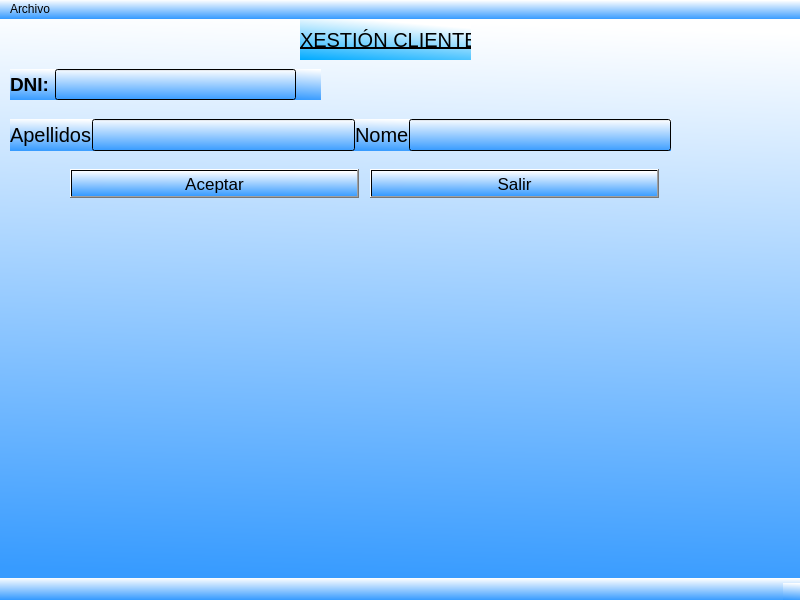
solglez/gonzalezescolar, file prueba.ui: the form before one commit.
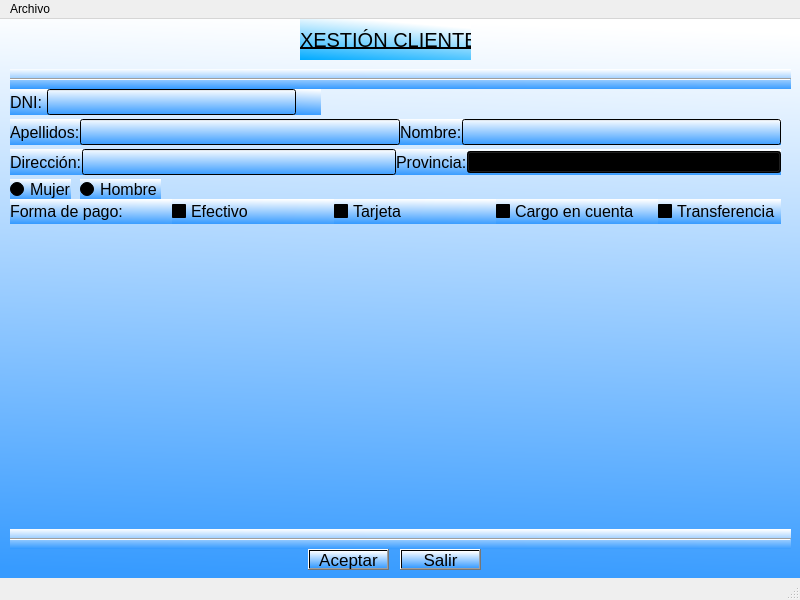
The form after the commit.

Commit message: Radio Buttons y Check Boxes

Diff of the .ui file:
```diff
--- a/prueba.ui
+++ b/prueba.ui
@@ -26,87 +26,37 @@
    <string>IMPORT - EXPORT TEIS</string>
   </property>
   <property name="styleSheet">
-   <string notr="true">background-color: qlineargradient(spread:pad, x1:0.414, y1:1, x2:0.46, y2:0, stop:0 rgba(55, 155, 255, 255), stop:1 rgba(255, 255, 255, 255));</string>
+   <string notr="true"/>
   </property>
   <widget class="QWidget" name="centralwidget">
-   <widget class="QWidget" name="horizontalLayoutWidget">
-    <property name="geometry">
-     <rect>
-      <x>10</x>
-      <y>50</y>
-      <width>311</width>
-      <height>31</height>
-     </rect>
-    </property>
-    <layout class="QHBoxLayout" name="horizontalLayout">
-     <property name="spacing">
-      <number>0</number>
-     </property>
-     <item>
-      <widget class="QLabel" name="lblDNI">
-       <property name="font">
-        <font>
-         <pointsize>14</pointsize>
-         <weight>75</weight>
-         <bold>true</bold>
-        </font>
-       </property>
-       <property name="text">
-        <string>DNI: </string>
-       </property>
-      </widget>
-     </item>
-     <item>
-      <widget class="QLineEdit" name="txtDNI">
-       <property name="font">
-        <font>
-         <pointsize>14</pointsize>
-        </font>
-       </property>
-      </widget>
-     </item>
-     <item>
-      <widget class="QLabel" name="lblValidoDNI">
-       <property name="minimumSize">
-        <size>
-         <width>25</width>
-         <height>0</height>
-        </size>
-       </property>
-       <property name="font">
-        <font>
-         <pointsize>14</pointsize>
-        </font>
-       </property>
-       <property name="text">
-        <string/>
-       </property>
-      </widget>
-     </item>
-    </layout>
-   </widget>
+   <property name="styleSheet">
+    <string notr="true"> QWidget{background-color: qlineargradient(spread:pad, x1:0.414, y1:1, x2:0.46, y2:0, stop:0 rgba(55, 155, 255, 255), stop:1 rgba(255, 255, 255, 255));} </string>
+   </property>
    <widget class="QWidget" name="horizontalLayoutWidget_2">
     <property name="geometry">
      <rect>
       <x>10</x>
       <y>100</y>
-      <width>661</width>
-      <height>32</height>
+      <width>771</width>
+      <height>26</height>
      </rect>
     </property>
     <layout class="QHBoxLayout" name="horizontalLayout_2">
      <property name="spacing">
       <number>0</number>
      </property>
+     <property name="sizeConstraint">
+      <enum>QLayout::SetNoConstraint</enum>
+     </property>
      <item>
       <widget class="QLabel" name="lblApel">
        <property name="font">
         <font>
-         <pointsize>15</pointsize>
+         <pointsize>12</pointsize>
         </font>
        </property>
        <property name="text">
-        <string>Apellidos</string>
+        <string>Apellidos:</string>
        </property>
       </widget>
      </item>
@@ -114,7 +64,7 @@
       <widget class="QLineEdit" name="txtApel">
        <property name="font">
         <font>
-         <pointsize>15</pointsize>
+         <pointsize>11</pointsize>
         </font>
        </property>
       </widget>
@@ -123,11 +73,11 @@
       <widget class="QLabel" name="lblNome">
        <property name="font">
         <font>
-         <pointsize>15</pointsize>
+         <pointsize>12</pointsize>
         </font>
        </property>
        <property name="text">
-        <string>Nome</string>
+        <string>Nombre:</string>
        </property>
       </widget>
      </item>
@@ -135,7 +85,7 @@
       <widget class="QLineEdit" name="txtNome">
        <property name="font">
         <font>
-         <pointsize>15</pointsize>
+         <pointsize>11</pointsize>
         </font>
        </property>
       </widget>
@@ -145,12 +95,202 @@
    <widget class="QPushButton" name="btnAceptar">
     <property name="geometry">
      <rect>
-      <x>70</x>
-      <y>150</y>
-      <width>289</width>
-      <height>29</height>
+      <x>308</x>
+      <y>530</y>
+      <width>81</width>
+      <height>21</height>
      </rect>
     </property>
+    <property name="palette">
+     <palette>
+      <active>
+       <colorrole role="Button">
+        <brush brushstyle="LinearGradientPattern">
+         <gradient startx="0.414000000000000" starty="1.000000000000000" endx="0.460000000000000" endy="0.000000000000000" type="LinearGradient" spread="PadSpread" coordinatemode="ObjectBoundingMode">
+          <gradientstop position="0.000000000000000">
+           <color alpha="255">
+            <red>55</red>
+            <green>155</green>
+            <blue>255</blue>
+           </color>
+          </gradientstop>
+          <gradientstop position="1.000000000000000">
+           <color alpha="255">
+            <red>255</red>
+            <green>255</green>
+            <blue>255</blue>
+           </color>
+          </gradientstop>
+         </gradient>
+        </brush>
+       </colorrole>
+       <colorrole role="Base">
+        <brush brushstyle="LinearGradientPattern">
+         <gradient startx="0.414000000000000" starty="1.000000000000000" endx="0.460000000000000" endy="0.000000000000000" type="LinearGradient" spread="PadSpread" coordinatemode="ObjectBoundingMode">
+          <gradientstop position="0.000000000000000">
+           <color alpha="255">
+            <red>55</red>
+            <green>155</green>
+            <blue>255</blue>
+           </color>
+          </gradientstop>
+          <gradientstop position="1.000000000000000">
+           <color alpha="255">
+            <red>255</red>
+            <green>255</green>
+            <blue>255</blue>
+           </color>
+          </gradientstop>
+         </gradient>
+        </brush>
+       </colorrole>
+       <colorrole role="Window">
+        <brush brushstyle="LinearGradientPattern">
+         <gradient startx="0.414000000000000" starty="1.000000000000000" endx="0.460000000000000" endy="0.000000000000000" type="LinearGradient" spread="PadSpread" coordinatemode="ObjectBoundingMode">
+          <gradientstop position="0.000000000000000">
+           <color alpha="255">
+            <red>55</red>
+            <green>155</green>
+            <blue>255</blue>
+           </color>
+          </gradientstop>
+          <gradientstop position="1.000000000000000">
+           <color alpha="255">
+            <red>255</red>
+            <green>255</green>
+            <blue>255</blue>
+           </color>
+          </gradientstop>
+         </gradient>
+        </brush>
+       </colorrole>
+      </active>
+      <inactive>
+       <colorrole role="Button">
+        <brush brushstyle="LinearGradientPattern">
+         <gradient startx="0.414000000000000" starty="1.000000000000000" endx="0.460000000000000" endy="0.000000000000000" type="LinearGradient" spread="PadSpread" coordinatemode="ObjectBoundingMode">
+          <gradientstop position="0.000000000000000">
+           <color alpha="255">
+            <red>55</red>
+            <green>155</green>
+            <blue>255</blue>
+           </color>
+          </gradientstop>
+          <gradientstop position="1.000000000000000">
+           <color alpha="255">
+            <red>255</red>
+            <green>255</green>
+            <blue>255</blue>
+           </color>
+          </gradientstop>
+         </gradient>
+        </brush>
+       </colorrole>
+       <colorrole role="Base">
+        <brush brushstyle="LinearGradientPattern">
+         <gradient startx="0.414000000000000" starty="1.000000000000000" endx="0.460000000000000" endy="0.000000000000000" type="LinearGradient" spread="PadSpread" coordinatemode="ObjectBoundingMode">
+          <gradientstop position="0.000000000000000">
+           <color alpha="255">
+            <red>55</red>
+            <green>155</green>
+            <blue>255</blue>
+           </color>
+          </gradientstop>
+          <gradientstop position="1.000000000000000">
+           <color alpha="255">
+            <red>255</red>
+            <green>255</green>
+            <blue>255</blue>
+           </color>
+          </gradientstop>
+         </gradient>
+        </brush>
+       </colorrole>
+       <colorrole role="Window">
+        <brush brushstyle="LinearGradientPattern">
+         <gradient startx="0.414000000000000" starty="1.000000000000000" endx="0.460000000000000" endy="0.000000000000000" type="LinearGradient" spread="PadSpread" coordinatemode="ObjectBoundingMode">
+          <gradientstop position="0.000000000000000">
+           <color alpha="255">
+            <red>55</red>
+            <green>155</green>
+            <blue>255</blue>
+           </color>
+          </gradientstop>
+          <gradientstop position="1.000000000000000">
+           <color alpha="255">
+            <red>255</red>
+            <green>255</green>
+            <blue>255</blue>
+           </color>
+          </gradientstop>
+         </gradient>
+        </brush>
+       </colorrole>
+      </inactive>
+      <disabled>
+       <colorrole role="Button">
+        <brush brushstyle="LinearGradientPattern">
+         <gradient startx="0.414000000000000" starty="1.000000000000000" endx="0.460000000000000" endy="0.000000000000000" type="LinearGradient" spread="PadSpread" coordinatemode="ObjectBoundingMode">
+          <gradientstop position="0.000000000000000">
+           <color alpha="255">
+            <red>55</red>
+            <green>155</green>
+            <blue>255</blue>
+           </color>
+          </gradientstop>
+          <gradientstop position="1.000000000000000">
+           <color alpha="255">
+            <red>255</red>
+            <green>255</green>
+            <blue>255</blue>
+           </color>
+          </gradientstop>
+         </gradient>
+        </brush>
+       </colorrole>
+       <colorrole role="Base">
+        <brush brushstyle="LinearGradientPattern">
+         <gradient startx="0.414000000000000" starty="1.000000000000000" endx="0.460000000000000" endy="0.000000000000000" type="LinearGradient" spread="PadSpread" coordinatemode="ObjectBoundingMode">
+          <gradientstop position="0.000000000000000">
+           <color alpha="255">
+            <red>55</red>
+            <green>155</green>
+            <blue>255</blue>
+           </color>
+          </gradientstop>
+          <gradientstop position="1.000000000000000">
+           <color alpha="255">
+            <red>255</red>
+            <green>255</green>
+            <blue>255</blue>
+           </color>
+          </gradientstop>
+         </gradient>
+        </brush>
+       </colorrole>
+       <colorrole role="Window">
+        <brush brushstyle="LinearGradientPattern">
+         <gradient startx="0.414000000000000" starty="1.000000000000000" endx="0.460000000000000" endy="0.000000000000000" type="LinearGradient" spread="PadSpread" coordinatemode="ObjectBoundingMode">
+          <gradientstop position="0.000000000000000">
+           <color alpha="255">
+            <red>55</red>
+            <green>155</green>
+            <blue>255</blue>
+           </color>
+          </gradientstop>
+          <gradientstop position="1.000000000000000">
+           <color alpha="255">
+            <red>255</red>
+            <green>255</green>
+            <blue>255</blue>
+           </color>
+          </gradientstop>
+         </gradient>
+        </brush>
+       </colorrole>
+      </disabled>
+     </palette>
+    </property>
     <property name="font">
      <font>
       <pointsize>13</pointsize>
@@ -163,10 +303,10 @@
    <widget class="QPushButton" name="btnSalir">
     <property name="geometry">
      <rect>
-      <x>370</x>
-      <y>150</y>
-      <width>289</width>
-      <height>29</height>
+      <x>400</x>
+      <y>530</y>
+      <width>81</width>
+      <height>21</height>
      </rect>
     </property>
     <property name="font">
@@ -200,6 +340,347 @@
      <string>XESTIÓN CLIENTES</string>
     </property>
    </widget>
+   <widget class="QWidget" name="horizontalLayoutWidget">
+    <property name="geometry">
+     <rect>
+      <x>10</x>
+      <y>70</y>
+      <width>311</width>
+      <height>26</height>
+     </rect>
+    </property>
+    <layout class="QHBoxLayout" name="horizontalLayout">
+     <property name="spacing">
+      <number>0</number>
+     </property>
+     <property name="sizeConstraint">
+      <enum>QLayout::SetNoConstraint</enum>
+     </property>
+     <item>
+      <widget class="QLabel" name="lblDNI">
+       <property name="font">
+        <font>
+         <pointsize>12</pointsize>
+         <weight>50</weight>
+         <bold>false</bold>
+        </font>
+       </property>
+       <property name="text">
+        <string>DNI: </string>
+       </property>
+      </widget>
+     </item>
+     <item>
+      <widget class="QLineEdit" name="txtDNI">
+       <property name="font">
+        <font>
+         <pointsize>11</pointsize>
+        </font>
+       </property>
+      </widget>
+     </item>
+     <item>
+      <widget class="QLabel" name="lblValidoDNI">
+       <property name="minimumSize">
+        <size>
+         <width>25</width>
+         <height>0</height>
+        </size>
+       </property>
+       <property name="font">
+        <font>
+         <pointsize>14</pointsize>
+        </font>
+       </property>
+       <property name="text">
+        <string/>
+       </property>
+      </widget>
+     </item>
+    </layout>
+   </widget>
+   <widget class="QWidget" name="horizontalLayoutWidget_3">
+    <property name="geometry">
+     <rect>
+      <x>10</x>
+      <y>130</y>
+      <width>771</width>
+      <height>26</height>
+     </rect>
+    </property>
+    <layout class="QHBoxLayout" name="horizontalLayout_3">
+     <property name="spacing">
+      <number>0</number>
+     </property>
+     <property name="sizeConstraint">
+      <enum>QLayout::SetNoConstraint</enum>
+     </property>
+     <item>
+      <widget class="QLabel" name="lblDir">
+       <property name="font">
+        <font>
+         <pointsize>12</pointsize>
+        </font>
+       </property>
+       <property name="text">
+        <string>Dirección:</string>
+       </property>
+      </widget>
+     </item>
+     <item>
+      <widget class="QLineEdit" name="txtDir">
+       <property name="font">
+        <font>
+         <pointsize>11</pointsize>
+        </font>
+       </property>
+      </widget>
+     </item>
+     <item>
+      <widget class="QLabel" name="lblPro">
+       <property name="sizePolicy">
+        <sizepolicy hsizetype="Preferred" vsizetype="Preferred">
+         <horstretch>0</horstretch>
+         <verstretch>0</verstretch>
+        </sizepolicy>
+       </property>
+       <property name="font">
+        <font>
+         <pointsize>12</pointsize>
+        </font>
+       </property>
+       <property name="text">
+        <string>Provincia:</string>
+       </property>
+      </widget>
+     </item>
+     <item>
+      <widget class="QComboBox" name="cmbPro">
+       <property name="sizePolicy">
+        <sizepolicy hsizetype="Expanding" vsizetype="Fixed">
+         <horstretch>0</horstretch>
+         <verstretch>0</verstretch>
+        </sizepolicy>
+       </property>
+      </widget>
+     </item>
+    </layout>
+   </widget>
+   <widget class="Line" name="line">
+    <property name="geometry">
+     <rect>
+      <x>10</x>
+      <y>510</y>
+      <width>781</width>
+      <height>20</height>
+     </rect>
+    </property>
+    <property name="autoFillBackground">
+     <bool>false</bool>
+    </property>
+    <property name="orientation">
+     <enum>Qt::Horizontal</enum>
+    </property>
+   </widget>
+   <widget class="QRadioButton" name="rbtFem">
+    <property name="geometry">
+     <rect>
+      <x>10</x>
+      <y>160</y>
+      <width>61</width>
+      <height>21</height>
+     </rect>
+    </property>
+    <property name="font">
+     <font>
+      <pointsize>12</pointsize>
+     </font>
+    </property>
+    <property name="text">
+     <string>Mujer</string>
+    </property>
+    <attribute name="buttonGroup">
+     <string notr="true">rbtGroupSex</string>
+    </attribute>
+   </widget>
+   <widget class="QRadioButton" name="rbtHom">
+    <property name="geometry">
+     <rect>
+      <x>80</x>
+      <y>160</y>
+      <width>81</width>
+      <height>21</height>
+     </rect>
+    </property>
+    <property name="font">
+     <font>
+      <pointsize>12</pointsize>
+     </font>
+    </property>
+    <property name="text">
+     <string>Hombre</string>
+    </property>
+    <attribute name="buttonGroup">
+     <string notr="true">rbtGroupSex</string>
+    </attribute>
+   </widget>
+   <widget class="QWidget" name="horizontalLayoutWidget_4">
+    <property name="geometry">
+     <rect>
+      <x>10</x>
+      <y>180</y>
+      <width>771</width>
+      <height>25</height>
+     </rect>
+    </property>
+    <layout class="QHBoxLayout" name="horizontalLayout_4">
+     <property name="spacing">
+      <number>0</number>
+     </property>
+     <item>
+      <widget class="QLabel" name="lblFormapago">
+       <property name="sizePolicy">
+        <sizepolicy hsizetype="Expanding" vsizetype="Preferred">
+         <horstretch>0</horstretch>
+         <verstretch>0</verstretch>
+        </sizepolicy>
+       </property>
+       <property name="font">
+        <font>
+         <pointsize>12</pointsize>
+        </font>
+       </property>
+       <property name="text">
+        <string>Forma de pago:</string>
+       </property>
+      </widget>
+     </item>
+     <item>
+      <widget class="QCheckBox" name="chkEfectivo">
+       <property name="sizePolicy">
+        <sizepolicy hsizetype="Expanding" vsizetype="Fixed">
+         <horstretch>0</horstretch>
+         <verstretch>0</verstretch>
+        </sizepolicy>
+       </property>
+       <property name="minimumSize">
+        <size>
+         <width>100</width>
+         <height>0</height>
+        </size>
+       </property>
+       <property name="font">
+        <font>
+         <pointsize>12</pointsize>
+        </font>
+       </property>
+       <property name="text">
+        <string>Efectivo</string>
+       </property>
+       <attribute name="buttonGroup">
+        <string notr="true">chkGroupPago</string>
+       </attribute>
+      </widget>
+     </item>
+     <item>
+      <widget class="QCheckBox" name="chkTarjeta">
+       <property name="sizePolicy">
+        <sizepolicy hsizetype="Expanding" vsizetype="Fixed">
+         <horstretch>0</horstretch>
+         <verstretch>0</verstretch>
+        </sizepolicy>
+       </property>
+       <property name="minimumSize">
+        <size>
+         <width>100</width>
+         <height>0</height>
+        </size>
+       </property>
+       <property name="font">
+        <font>
+         <pointsize>12</pointsize>
+        </font>
+       </property>
+       <property name="text">
+        <string>Tarjeta</string>
+       </property>
+       <attribute name="buttonGroup">
+        <string notr="true">chkGroupPago</string>
+       </attribute>
+      </widget>
+     </item>
+     <item>
+      <widget class="QCheckBox" name="chkCargoCuenta">
+       <property name="sizePolicy">
+        <sizepolicy hsizetype="Expanding" vsizetype="Fixed">
+         <horstretch>0</horstretch>
+         <verstretch>0</verstretch>
+        </sizepolicy>
+       </property>
+       <property name="minimumSize">
+        <size>
+         <width>100</width>
+         <height>0</height>
+        </size>
+       </property>
+       <property name="font">
+        <font>
+         <pointsize>12</pointsize>
+        </font>
+       </property>
+       <property name="text">
+        <string>Cargo en cuenta</string>
+       </property>
+       <attribute name="buttonGroup">
+        <string notr="true">chkGroupPago</string>
+       </attribute>
+      </widget>
+     </item>
+     <item>
+      <widget class="QCheckBox" name="chkTransfe">
+       <property name="sizePolicy">
+        <sizepolicy hsizetype="Minimum" vsizetype="Expanding">
+         <horstretch>0</horstretch>
+         <verstretch>0</verstretch>
+        </sizepolicy>
+       </property>
+       <property name="minimumSize">
+        <size>
+         <width>100</width>
+         <height>0</height>
+        </size>
+       </property>
+       <property name="font">
+        <font>
+         <pointsize>12</pointsize>
+        </font>
+       </property>
+       <property name="text">
+        <string>Transferencia</string>
+       </property>
+       <attribute name="buttonGroup">
+        <string notr="true">chkGroupPago</string>
+       </attribute>
+      </widget>
+     </item>
+    </layout>
+   </widget>
+   <widget class="Line" name="line_2">
+    <property name="geometry">
+     <rect>
+      <x>10</x>
+      <y>50</y>
+      <width>781</width>
+      <height>20</height>
+     </rect>
+    </property>
+    <property name="autoFillBackground">
+     <bool>false</bool>
+    </property>
+    <property name="orientation">
+     <enum>Qt::Horizontal</enum>
+    </property>
+   </widget>
   </widget>
   <widget class="QStatusBar" name="statusbar"/>
   <widget class="QMenuBar" name="menubar">
```
Left out of the diff: 8 changed lines with no effect on the pictures. The commit also changes 3 other files.
